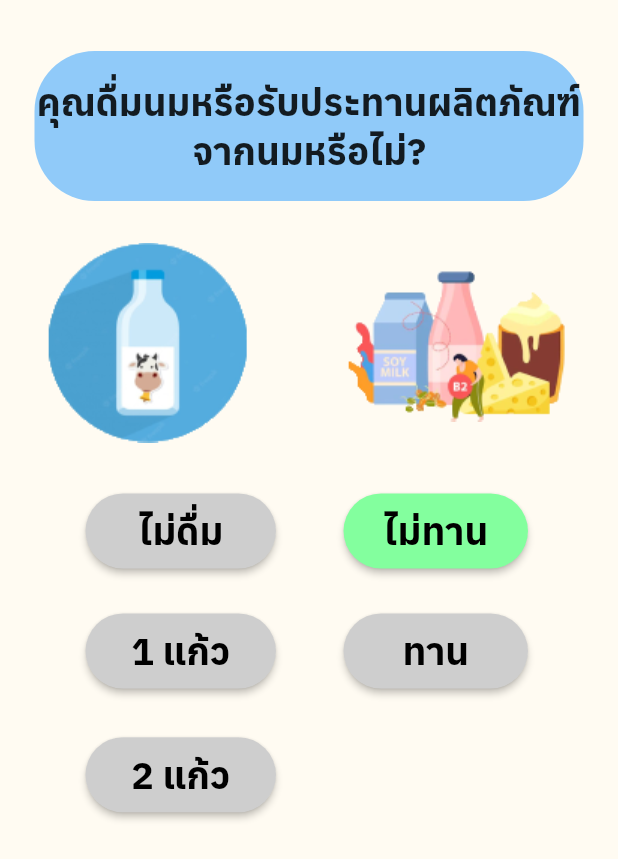
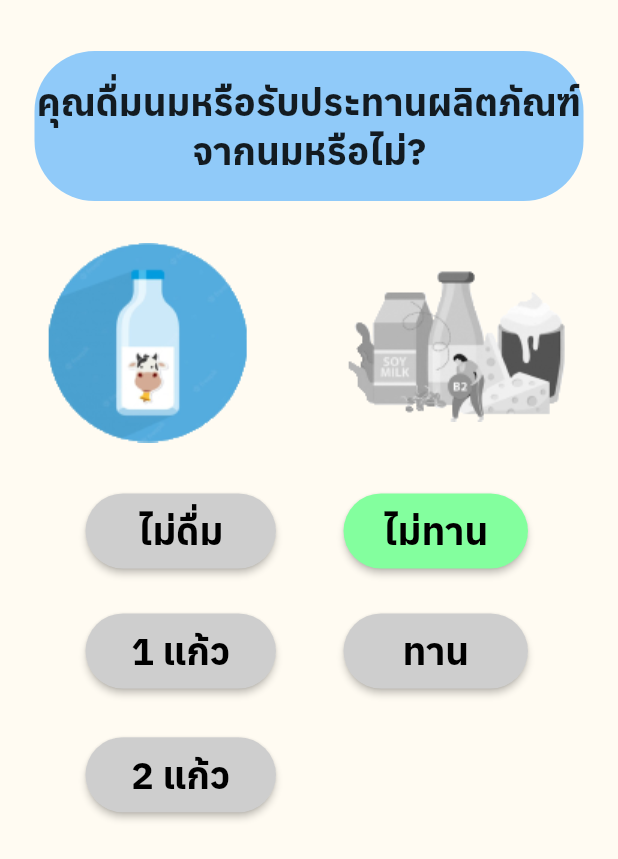
Before and after one commit to AINutritionProject/KinDeeUDee, a Flutter app: the MilkPage screen opened directly with empty values, after a tap on "ไม่ทาน", on a phone screen of 412 x 824 dp. Shown: the top 859 px of the screen. Run offline on Flutter 3.47's test engine with Material 2 defaults, Android fonts, the phone set to English and light mode, and no system bars; our stand-ins replace camera, cloud_firestore, csv, dotted_border, email_validator, firebase_auth and 7 more; accounts and stored records are empty; project files that could hold a hidden picture were left out.

Commit message:
Edit bug color

```diff
--- a/lib/pages/information/milk.dart
+++ b/lib/pages/information/milk.dart
@@ -63,8 +63,13 @@ class _MilkPageState extends State<MilkPage> {
                     child: Row(
                       mainAxisAlignment: MainAxisAlignment.spaceAround,
                       children: [
-                        Image.asset("assets/images/drink_eat/drink.png"),
-                        Image.asset("assets/images/drink_eat/eat.png")
+                        (status_milk0)
+                            ? Image.asset(
+                                "assets/images/drink_eat/no_drink.png")
+                            : Image.asset("assets/images/drink_eat/drink.png"),
+                        (status_eat0)
+                            ? Image.asset("assets/images/drink_eat/no_eat.png")
+                            : Image.asset("assets/images/drink_eat/eat.png")
                       ],
                     )),
                 Row(
```
